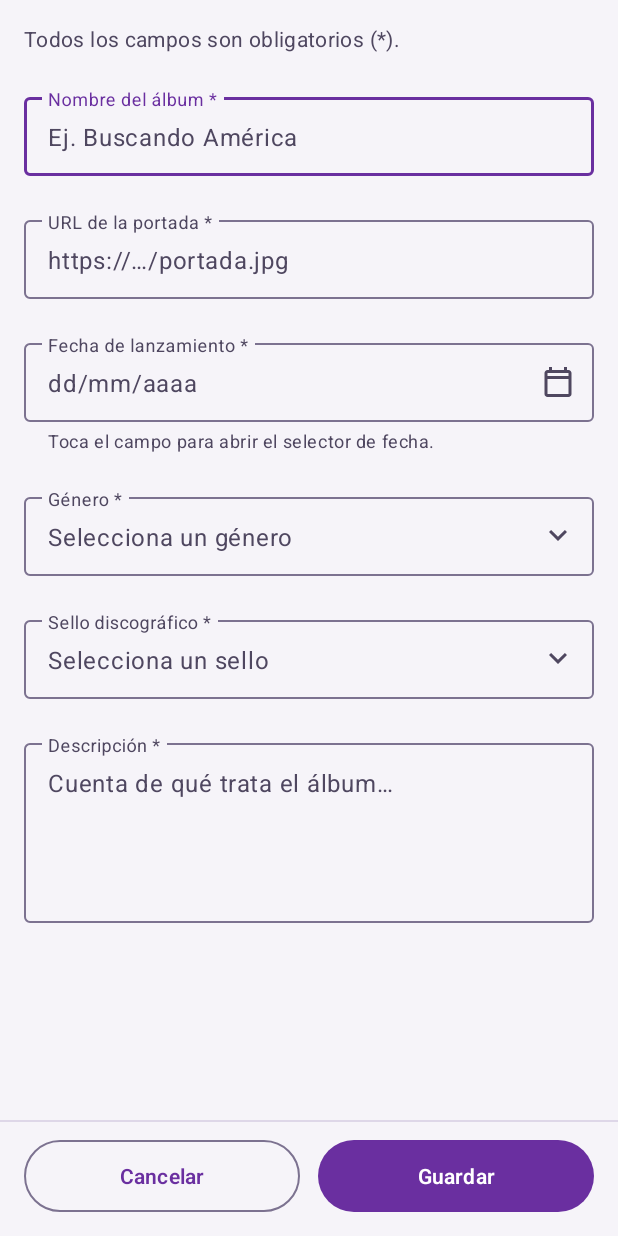
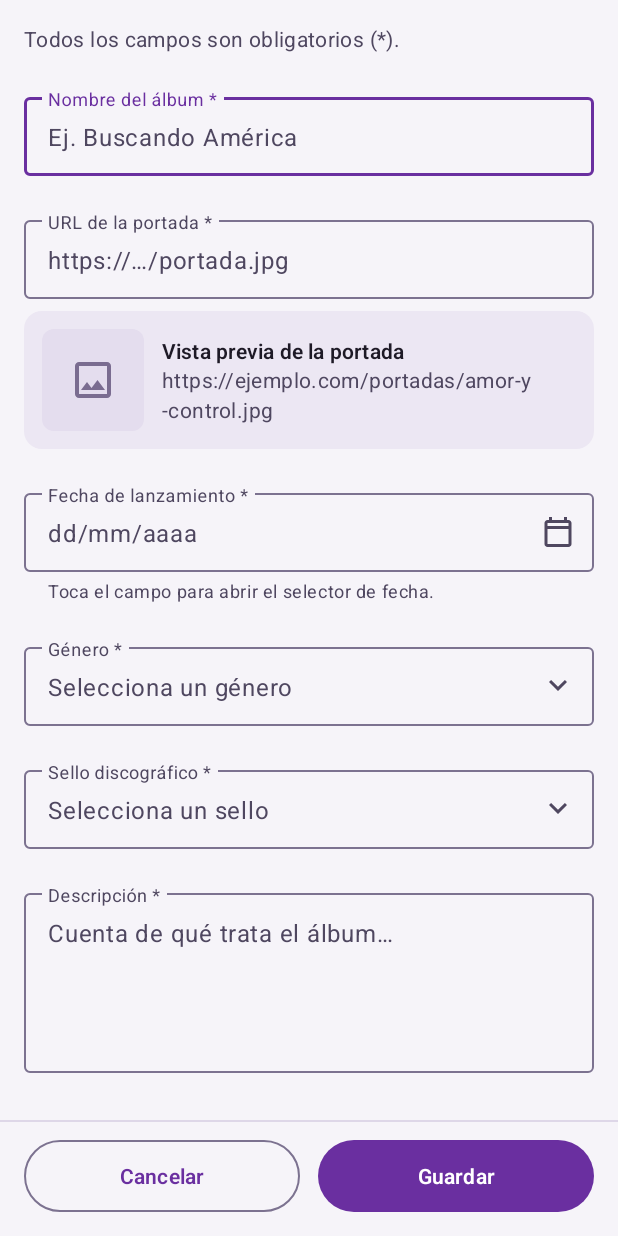
Before and after one commit to juanfelipe99/desarrollo-movil-dream-team, an Android app: the layout fragment_album_create.xml on its own in the app's theme, with its tools: preview values and no code run, on a phone screen of 412 x 824 dp. Run offline under Robolectric (Android 15) with nearby library versions, the light colour scheme and no system bars.

Commit message:
Selector de fecha, desplegables de género y sello y vista previa de la portada

```diff
--- /dev/null
+++ b/app/src/main/java/com/equipo2/vinilos/ui/albums/create/CoverUrl.kt
@@ -0,0 +1,6 @@
+package com.equipo2.vinilos.ui.albums.create
+
+private val COVER_URL = Regex("""^https?://[^\s/]+\.\S+$""", RegexOption.IGNORE_CASE)
+
+/** La URL de la portada es válida si empieza por http:// o https:// y sigue un dominio con punto. */
+fun isValidCoverUrl(url: String): Boolean = COVER_URL.matches(url)
--- /dev/null
+++ b/app/src/main/res/drawable/bg_cover_placeholder.xml
@@ -0,0 +1,5 @@
+<?xml version="1.0" encoding="utf-8"?>
+<shape xmlns:android="http://schemas.android.com/apk/res/android">
+    <corners android:radius="8dp" />
+    <solid android:color="@color/md_surface_variant" />
+</shape>
--- /dev/null
+++ b/app/src/main/res/drawable/bg_cover_preview.xml
@@ -0,0 +1,5 @@
+<?xml version="1.0" encoding="utf-8"?>
+<shape xmlns:android="http://schemas.android.com/apk/res/android">
+    <corners android:radius="12dp" />
+    <solid android:color="@color/md_surface_container" />
+</shape>
--- /dev/null
+++ b/app/src/main/res/drawable/ic_image.xml
@@ -0,0 +1,11 @@
+<vector xmlns:android="http://schemas.android.com/apk/res/android"
+    android:width="24dp"
+    android:height="24dp"
+    android:viewportWidth="960"
+    android:viewportHeight="960">
+    <group android:translateY="960">
+        <path
+            android:fillColor="#FF000000"
+            android:pathData="M200-120q-33 0-56.5-23.5T120-200v-560q0-33 23.5-56.5T200-840h560q33 0 56.5 23.5T840-760v560q0 33-23.5 56.5T760-120H200Zm0-80h560v-560H200v560Zm40-80h480L570-480 450-320l-90-120-120 160Zm-40 80v-560 560Z" />
+    </group>
+</vector>
--- a/app/src/main/res/layout/fragment_album_create.xml
+++ b/app/src/main/res/layout/fragment_album_create.xml
@@ -1,6 +1,7 @@
 <?xml version="1.0" encoding="utf-8"?>
 <LinearLayout xmlns:android="http://schemas.android.com/apk/res/android"
     xmlns:app="http://schemas.android.com/apk/res-auto"
+    xmlns:tools="http://schemas.android.com/tools"
     android:layout_width="match_parent"
     android:layout_height="match_parent"
     android:orientation="vertical">
@@ -60,6 +61,66 @@
                         android:imeOptions="actionDone"
                         android:inputType="textUri" />
                 </com.google.android.material.textfield.TextInputLayout>
+
+                <LinearLayout
+                    android:id="@+id/coverPreview"
+                    android:layout_width="match_parent"
+                    android:layout_height="wrap_content"
+                    android:layout_marginTop="8dp"
+                    android:background="@drawable/bg_cover_preview"
+                    android:baselineAligned="false"
+                    android:gravity="center_vertical"
+                    android:orientation="horizontal"
+                    android:padding="12dp"
+                    android:visibility="gone"
+                    tools:visibility="visible">
+
+                    <!-- El marcador queda detrás y se ve mientras la portada carga o si no se puede cargar -->
+                    <FrameLayout
+                        android:layout_width="68dp"
+                        android:layout_height="68dp"
+                        android:background="@drawable/bg_cover_placeholder">
+
+                        <ImageView
+                            android:layout_width="32dp"
+                            android:layout_height="32dp"
+                            android:layout_gravity="center"
+                            android:importantForAccessibility="no"
+                            app:srcCompat="@drawable/ic_image"
+                            app:tint="@color/placeholder_icon" />
+
+                        <com.google.android.material.imageview.ShapeableImageView
+                            android:id="@+id/coverPreviewImage"
+                            android:layout_width="match_parent"
+                            android:layout_height="match_parent"
+                            android:importantForAccessibility="no"
+                            android:scaleType="centerCrop"
+                            app:shapeAppearanceOverlay="@style/ShapeAppearance.Vinilos.Cover" />
+                    </FrameLayout>
+
+                    <LinearLayout
+                        android:layout_width="0dp"
+                        android:layout_height="wrap_content"
+                        android:layout_marginStart="12dp"
+                        android:layout_weight="1"
+                        android:orientation="vertical">
+
+                        <TextView
+                            android:layout_width="wrap_content"
+                            android:layout_height="wrap_content"
+                            android:text="@string/cover_preview_title"
+                            android:textAppearance="@style/TextAppearance.Vinilos.LabelLarge"
+                            android:textColor="@color/md_on_surface" />
+
+                        <TextView
+                            android:id="@+id/coverPreviewUrl"
+                            android:layout_width="wrap_content"
+                            android:layout_height="wrap_content"
+                            android:textAppearance="@style/TextAppearance.Vinilos.BodyMedium"
+                            android:textColor="@color/md_on_surface_variant"
+                            tools:text="https://ejemplo.com/portadas/amor-y-control.jpg" />
+                    </LinearLayout>
+                </LinearLayout>
 
                 <com.google.android.material.textfield.TextInputLayout
                     android:id="@+id/releaseDateField"
--- a/app/src/main/res/values-night/colors.xml
+++ b/app/src/main/res/values-night/colors.xml
@@ -29,4 +29,5 @@
     <color name="md_on_error_container">#F9DEDC</color>
     <color name="md_inverse_surface">#EEE8F5</color>
     <color name="md_inverse_on_surface">#1E1A26</color>
+    <color name="placeholder_icon">#A398B4</color>
 </resources>
--- a/app/src/main/res/values/colors.xml
+++ b/app/src/main/res/values/colors.xml
@@ -29,6 +29,7 @@
     <color name="md_on_error_container">#410E0B</color>
     <color name="md_inverse_surface">#2A2335</color>
     <color name="md_inverse_on_surface">#F3EDFA</color>
+    <color name="placeholder_icon">#7A6C90</color>
     <color name="launcher_background">#6A2FA0</color>
     <color name="white_18">#2EFFFFFF</color>
 </resources>
--- a/app/src/main/res/values/strings.xml
+++ b/app/src/main/res/values/strings.xml
@@ -18,6 +18,7 @@
     <string name="form_required_note">Todos los campos son obligatorios (*).</string>
     <string name="action_cancel">Cancelar</string>
     <string name="action_save">Guardar</string>
+    <string name="action_accept">Aceptar</string>
 
     <string name="cd_close_snackbar">Cerrar aviso</string>
 </resources>
--- a/app/src/main/res/values/strings_album_create.xml
+++ b/app/src/main/res/values/strings_album_create.xml
@@ -18,6 +18,9 @@
 
     <string name="help_release_date">Toca el campo para abrir el selector de fecha.</string>
 
+    <string name="cover_preview_title">Vista previa de la portada</string>
+    <string name="release_date_picker_title">Fecha de lanzamiento</string>
+
     <string name="cd_create_album">Crear álbum</string>
     <string name="cd_close_without_saving">Cerrar sin guardar</string>
     <string name="cd_open_date_picker">Abrir el selector de fecha</string>
--- a/app/src/main/res/values/styles.xml
+++ b/app/src/main/res/values/styles.xml
@@ -83,6 +83,12 @@
         <item name="android:layout_height">wrap_content</item>
         <item name="android:paddingTop">15dp</item>
         <item name="android:paddingBottom">15dp</item>
+        <item name="simpleItemSelectedColor">@color/md_primary_container</item>
+    </style>
+
+    <style name="ShapeAppearance.Vinilos.Cover" parent="">
+        <item name="cornerFamily">rounded</item>
+        <item name="cornerSize">8dp</item>
     </style>
 
     <style name="Widget.Vinilos.Card" parent="Widget.Material3.CardView.Outlined">
```
Also changed, not shown: app/src/main/java/com/equipo2/vinilos/ui/albums/create/AlbumCreateFragment.kt (+52 -0 lines), app/src/main/java/com/equipo2/vinilos/ui/albums/create/AlbumCreateViewModel.kt (added, +19 -0 lines), app/src/main/java/com/equipo2/vinilos/ui/common/DatePickers.kt (added, +46 -0 lines), app/src/main/java/com/equipo2/vinilos/ui/common/Dates.kt (added, +9 -0 lines).
